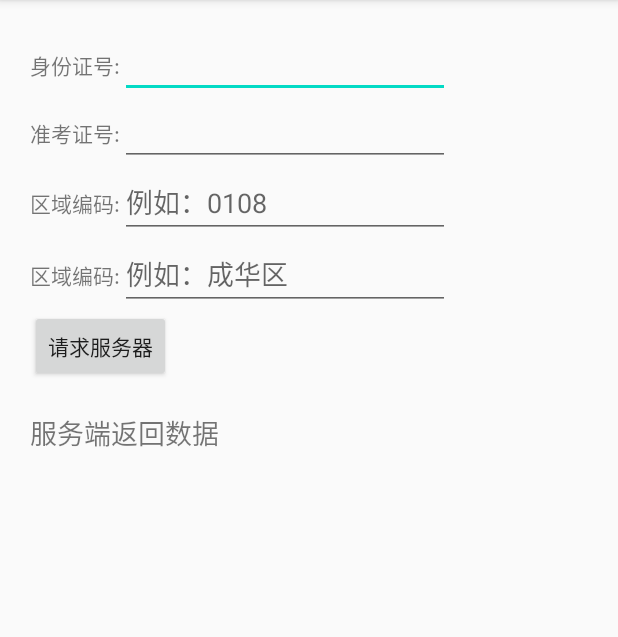
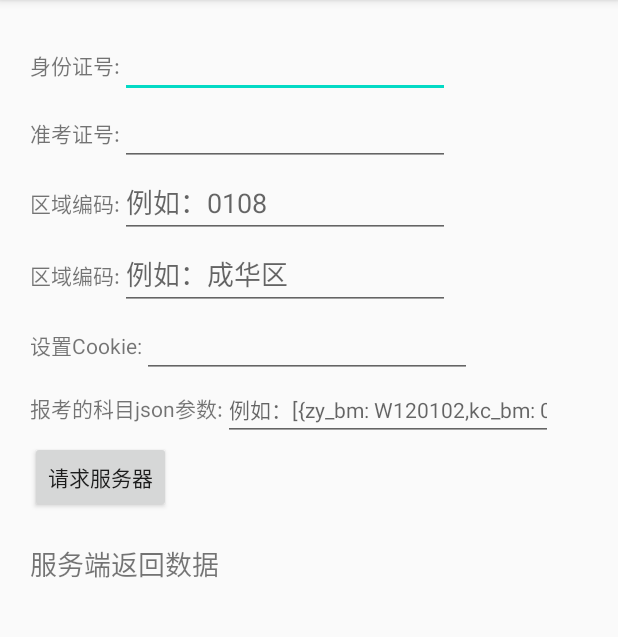
Before and after one commit to FengYilee/XRetrofitHttp, an Android app: the screen it shows after launch (MainActivity), on a phone screen of 412 x 824 dp, the part 84-721 px from its top. Run offline under Robolectric (Android 15) with nearby library versions, the phone set to English and light mode, and no system bars; our stand-ins replace RxJava.

Commit message:
修改案例

```diff
--- a/app/src/main/java/com/lfy/retrofit/MainActivity.kt
+++ b/app/src/main/java/com/lfy/retrofit/MainActivity.kt
@@ -32,7 +32,7 @@ class MainActivity : AppCompatActivity() {
 
     private val FORM_CONTENT_TYPE = "Content-Type:application/x-www-form-urlencoded; charset=utf-8"
     private val FORM_CONTENT_JSON_TYPE = "Content-Type:application/json; charset=utf-8"
-    val json = "[{\"zy_bm\": \"W120102\",\"kc_bm\": \"02134\"},{\"zy_bm\": \"W120102\",\"kc_bm\": \"02139\"},{\"zy_bm\": \"W120102\",\"kc_bm\": \"02136\"},{\"zy_bm\": \"W120102\",\"kc_bm\": \"02129\"}]"
+    val json = ""
     var mDisposable : CompositeDisposable ?= null
     val sdf = SimpleDateFormat("yy/MM/dd HH:mm:ss")
 
--- a/app/src/main/res/layout/activity_main.xml
+++ b/app/src/main/res/layout/activity_main.xml
@@ -169,6 +169,46 @@
 
         </LinearLayout>
 
+        <LinearLayout
+            android:layout_width="match_parent"
+            android:layout_height="wrap_content"
+            android:orientation="horizontal">
+
+            <TextView
+                android:layout_width="wrap_content"
+                android:layout_height="wrap_content"
+                android:text="设置Cookie:"
+                android:singleLine="true" />
+
+            <EditText
+                android:id="@+id/et_cookie"
+                android:layout_width="220dp"
+                android:layout_height="wrap_content"
+                android:text=""/>
+
+        </LinearLayout>
+
+        <LinearLayout
+            android:layout_width="match_parent"
+            android:layout_height="wrap_content"
+            android:orientation="horizontal">
+
+            <TextView
+                android:layout_width="wrap_content"
+                android:layout_height="wrap_content"
+                android:text="报考的科目json参数:"
+                android:singleLine="true" />
+
+            <EditText
+                android:id="@+id/et_json"
+                android:layout_width="220dp"
+                android:layout_height="wrap_content"
+                android:hint="@string/rq_json"
+                android:textSize="14sp"
+                android:singleLine="true"/>
+
+        </LinearLayout>
+
         <Button
             android:id="@+id/btn_get_auth"
             android:layout_width="wrap_content"
--- a/app/src/main/res/values/strings.xml
+++ b/app/src/main/res/values/strings.xml
@@ -1,3 +1,4 @@
 <resources>
     <string name="app_name">RetrofitUtils</string>
+    <string name="rq_json">例如：[{"zy_bm": "W120102","kc_bm": "02134"}]</string>
 </resources>
--- a/libretrofit/src/main/java/com/lfy/libretrofit/observer/DefaultObserver.java
+++ b/libretrofit/src/main/java/com/lfy/libretrofit/observer/DefaultObserver.java
@@ -38,8 +38,7 @@ public abstract class DefaultObserver<T> extends DisposableObserver<T> {
 
     /**
      * 是否打开加载框
-     * @param context
-     * @param isShowDialog
+     * @param isShowDialog  默认true
      */
     public DefaultObserver(Context context,boolean isShowDialog){
         this.mContext = context;
```
